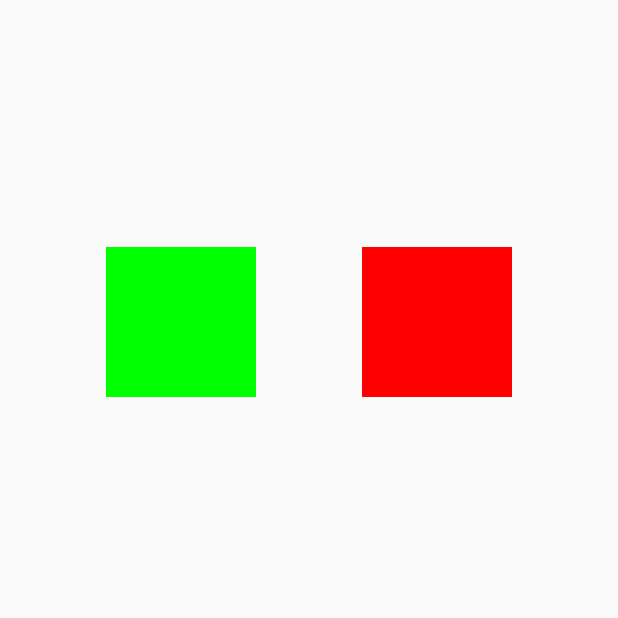
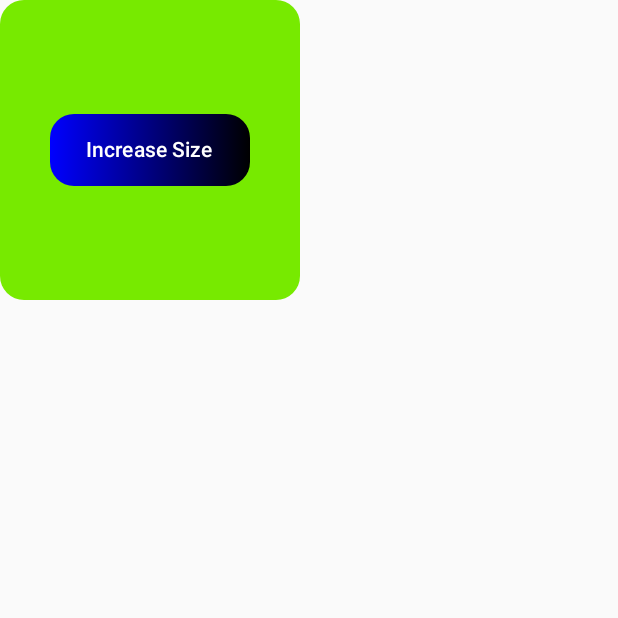
Before and after one commit to AyushPushpkar/JetpackIntro, an Android app built with Jetpack Compose: the screen it shows after launch (ConstraintLayoutActivity before the commit, SimpleAnimActivity after it), on a phone screen of 412 x 824 dp, the top half of it. Run offline under Robolectric (Android 15) with nearby library versions, the phone set to English and light mode, and no system bars.

Commit message:
simple anim

```diff
--- a/app/src/main/AndroidManifest.xml
+++ b/app/src/main/AndroidManifest.xml
@@ -13,9 +13,8 @@
         android:theme="@style/Theme.JetPackIntro"
         tools:targetApi="31">
         <activity
-            android:name=".ConstraintLayoutActivity"
+            android:name=".SimpleAnimActivity"
             android:exported="true"
-            android:label="@string/title_activity_constraint_layout"
             android:theme="@style/Theme.JetPackIntro">
             <intent-filter>
                 <action android:name="android.intent.action.MAIN" />
@@ -25,10 +24,14 @@
         </activity>
 
         <activity
+            android:name=".ConstraintLayoutActivity"
+            android:exported="true"
+            android:theme="@style/Theme.JetPackIntro" />
+
+        <activity
             android:name=".ListActivity"
             android:exported="true"
             android:theme="@style/Theme.JetPackIntro" />
-
         <activity
             android:name=".ButtonsActivity"
             android:exported="true"
--- a/app/src/main/java/com/example/jetpackintro/ButtonsActivity.kt
+++ b/app/src/main/java/com/example/jetpackintro/ButtonsActivity.kt
@@ -38,7 +38,7 @@ class ButtonsActivity : ComponentActivity() {
             //represent some part of ui
             val snackbarHostState = remember { SnackbarHostState() }
             var textFieldState by remember {
-                mutableStateOf("")            // by default no state
+                mutableStateOf("")            // by default no text
             }
             Scaffold(                        //provide a layout -> used for snackbar , nav drawer , toolbar ,etc (material component)
                 modifier = Modifier.fillMaxSize(),
@@ -47,18 +47,19 @@ class ButtonsActivity : ComponentActivity() {
                         hostState = snackbarHostState
                     )
                 }
-            ) { paddingValues ->
+            ) {
                 Column (
                     modifier = Modifier
                         .fillMaxSize()
-                        .padding(paddingValues)
+                        .padding(it)
                         .padding(30.dp) ,
                     horizontalAlignment = Alignment.CenterHorizontally ,
                     verticalArrangement = Arrangement.Center
                 ){
                     TextField(value = textFieldState,                 //link textfield to a state
                         label = { Text(text = "Enter your name") },
-                        onValueChange = { textFieldState = it } ,   // func gives string it with which update the textfieldstate
+                        onValueChange = {
+                            textFieldState = it } ,   // func gives a new string , with which update the textfieldstate
                         singleLine = true ,
                         modifier = Modifier.fillMaxWidth()
                     )
--- a/app/src/main/java/com/example/jetpackintro/ModifierActivity.kt
+++ b/app/src/main/java/com/example/jetpackintro/ModifierActivity.kt
@@ -106,7 +106,6 @@ fun Colorbox2(
                 )
             }
     ){
-
     }
 }
 
--- /dev/null
+++ b/app/src/main/java/com/example/jetpackintro/SimpleAnimActivity.kt
@@ -0,0 +1,107 @@
+package com.example.jetpackintro
+
+import android.os.Bundle
+import androidx.activity.ComponentActivity
+import androidx.activity.compose.setContent
+import androidx.activity.enableEdgeToEdge
+import androidx.compose.animation.animateColor
+import androidx.compose.animation.core.FastOutSlowInEasing
+import androidx.compose.animation.core.InfiniteRepeatableSpec
+import androidx.compose.animation.core.LinearEasing
+import androidx.compose.animation.core.Spring
+import androidx.compose.animation.core.animateDpAsState
+import androidx.compose.animation.core.keyframes
+import androidx.compose.animation.core.rememberInfiniteTransition
+import androidx.compose.animation.core.spring
+import androidx.compose.animation.core.tween
+import androidx.compose.foundation.background
+import androidx.compose.foundation.layout.Box
+import androidx.compose.foundation.layout.height
+import androidx.compose.foundation.layout.size
+import androidx.compose.foundation.layout.wrapContentSize
+import androidx.compose.foundation.shape.RoundedCornerShape
+import androidx.compose.material3.Button
+import androidx.compose.material3.ButtonDefaults
+import androidx.compose.material3.Text
+import androidx.compose.runtime.mutableStateOf
+import androidx.compose.runtime.*
+import androidx.compose.ui.Alignment
+import androidx.compose.ui.Modifier
+import androidx.compose.ui.draw.clip
+import androidx.compose.ui.graphics.Brush
+import androidx.compose.ui.graphics.Color
+import androidx.compose.ui.unit.dp
+import androidx.core.content.ContextCompat
+import com.example.jetpackintro.ui.theme.Jade
+import com.example.jetpackintro.ui.theme.Pink
+
+class SimpleAnimActivity : ComponentActivity() {
+    override fun onCreate(savedInstanceState: Bundle?) {
+        super.onCreate(savedInstanceState)
+        enableEdgeToEdge()
+        setContent {
+
+            var sizeState by remember { mutableStateOf(200.dp) }
+            val size by animateDpAsState(
+                targetValue = sizeState ,
+                tween(
+                    durationMillis = 3000 ,
+                    delayMillis = 100 , // anim delay
+                    easing = androidx.compose.animation.core.FastOutSlowInEasing
+                ), label = ""
+//                spring(
+//                    Spring.DampingRatioHighBouncy ,
+//                    stiffness = Spring.StiffnessMediumLow
+//                )
+//                keyframes {
+//                    durationMillis = 5000
+//                    sizeState at 0 with LinearEasing
+//                    sizeState * 1.5f at 1000 with FastOutSlowInEasing
+//                    sizeState * 2f at 5000
+//                }
+            )
+
+            val infiniteTransition = rememberInfiniteTransition(label = "")
+            val color by infiniteTransition.animateColor(
+                initialValue = Color.Red,
+                targetValue = Color.Green,
+                animationSpec = InfiniteRepeatableSpec(
+                    tween(durationMillis = 2000),
+                    repeatMode = androidx.compose.animation.core.RepeatMode.Reverse
+                ),
+                label = ""
+            )
+
+            Box(modifier = Modifier
+                .size(size)
+                .clip(RoundedCornerShape(16.dp)) // Adding rounded corners to the Box
+                .background(color), // Apply background after clipping for rounded corners
+            contentAlignment = Alignment.Center
+            ){
+                Button(onClick = {
+                    sizeState += 50.dp
+                } ,
+                    shape = RoundedCornerShape(16.dp), // Adding rounded corners to the Button
+                    colors = ButtonDefaults.buttonColors(Color.Transparent ),// Ensure background color is transparent to show gradient
+                    modifier = Modifier
+                        .wrapContentSize()
+                        .background(
+                            brush = Brush.horizontalGradient(
+                                colors = listOf(
+                                    Color.Blue,
+                                    Color.Black
+                                )
+                            ),
+                            shape = RoundedCornerShape(16.dp)
+                        )
+                ) {
+                    Text( "Increase Size")
+                }
+            }
+        }
+
+        window.statusBarColor = android.graphics.Color.BLACK
+    }
+
+    private fun enableEdgeToEdge() {}
+}
--- a/app/src/main/res/values/strings.xml
+++ b/app/src/main/res/values/strings.xml
@@ -4,6 +4,8 @@
     <string name="title_activity_buttons">ButtonsActivity</string>
     <string name="title_activity_list">ListActivity</string>
     <string name="title_activity_constraint_layout">ConstraintLayoutActivity</string>
+    <string name="title_activity_effect_handlers">EffectHandlersActivity</string>
+    <string name="title_activity_simple_anim">SimpleAnimActivity</string>
     <!--    <string name="title_activity_main2">MainActivity2</string>-->
     <!--    <string name="title_activity_row_column">RowColumnActivity</string>-->
     <!--    <string name="title_activity_image_card">ImageCardActivity</string>-->
```
